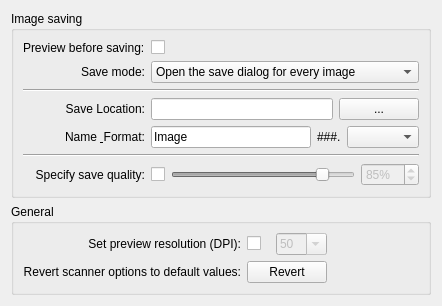
First picture: the form in src/settings.ui, repository KDE/skanlite, before the edit.
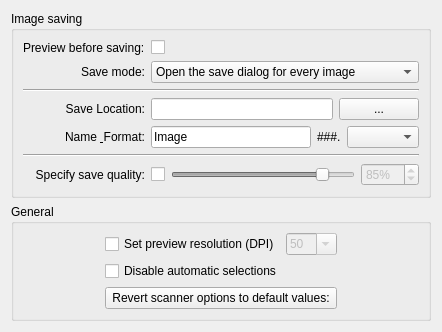
Second picture: the form after the edit. Custom widgets are drawn as their Qt base class.

Commit message: Add an option to disable automatic selection Add message handler to move the KMessageDialog out of libksane Add stub for available devices signal Add stub for button pressed signal (not available yet in 4.7 but it only gives a warning)

```diff
--- a/src/settings.ui
+++ b/src/settings.ui
@@ -231,7 +231,14 @@
      <property name="title">
       <string>General</string>
      </property>
-     <layout class="QGridLayout" name="gridLayout_2" columnstretch="0,0,0,0">
+     <layout class="QGridLayout" name="gridLayout_2">
+      <item row="0" column="1">
+       <widget class="QCheckBox" name="setPreviewDPI">
+        <property name="text">
+         <string>Set preview resolution (DPI)</string>
+        </property>
+       </widget>
+      </item>
       <item row="0" column="2">
        <widget class="KComboBox" name="previewDPI">
         <property name="enabled">
@@ -272,47 +279,21 @@
         </item>
        </widget>
       </item>
-      <item row="0" column="0">
-       <widget class="QLabel" name="label_5">
-        <property name="toolTip">
-         <string>Use this option to specify the resolution for the preview scans.</string>
-        </property>
-        <property name="text">
-         <string>Set preview resolution (DPI):</string>
-        </property>
-        <property name="alignment">
-         <set>Qt::AlignRight|Qt::AlignTrailing|Qt::AlignVCenter</set>
-        </property>
-        <property name="buddy">
-         <cstring>setPreviewDPI</cstring>
-        </property>
-       </widget>
-      </item>
-      <item row="0" column="1">
-       <widget class="QCheckBox" name="setPreviewDPI">
-        <property name="text">
-         <string/>
-        </property>
-       </widget>
-      </item>
       <item row="1" column="1" colspan="2">
+       <widget class="QCheckBox" name="u_disableSelections">
+        <property name="text">
+         <string>Disable automatic selections</string>
+        </property>
+       </widget>
+      </item>
+      <item row="2" column="1" colspan="2">
        <widget class="QPushButton" name="revertOptions">
         <property name="text">
-         <string>Revert</string>
-        </property>
-       </widget>
-      </item>
-      <item row="1" column="0">
-       <widget class="QLabel" name="label_8">
-        <property name="text">
          <string>Revert scanner options to default values:</string>
         </property>
-        <property name="alignment">
-         <set>Qt::AlignRight|Qt::AlignTrailing|Qt::AlignVCenter</set>
-        </property>
        </widget>
       </item>
-      <item row="1" column="3">
+      <item row="0" column="0">
        <spacer name="horizontalSpacer">
         <property name="orientation">
          <enum>Qt::Horizontal</enum>
@@ -325,6 +306,19 @@
         </property>
        </spacer>
       </item>
+      <item row="0" column="3">
+       <spacer name="horizontalSpacer_2">
+        <property name="orientation">
+         <enum>Qt::Horizontal</enum>
+        </property>
+        <property name="sizeHint" stdset="0">
+         <size>
+          <width>40</width>
+          <height>20</height>
+         </size>
+        </property>
+       </spacer>
+      </item>
      </layout>
     </widget>
    </item>
```
The commit also changes 2 other files.
